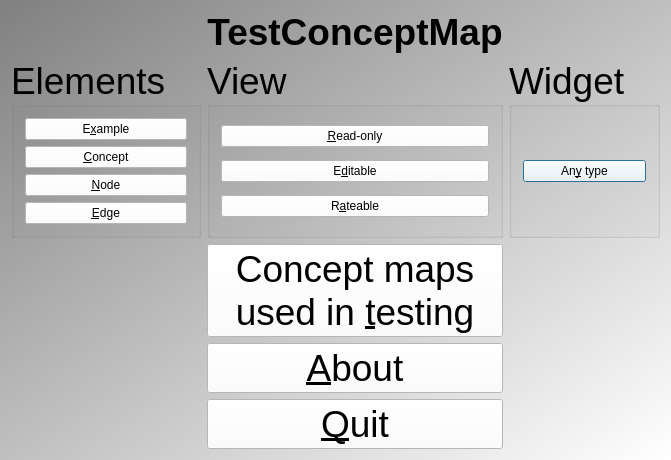
richelbilderbeek/ProjectRichelBilderbeek, file Tools/ToolTestConceptMap/qttestconceptmapmenudialog.ui: the form before one commit.
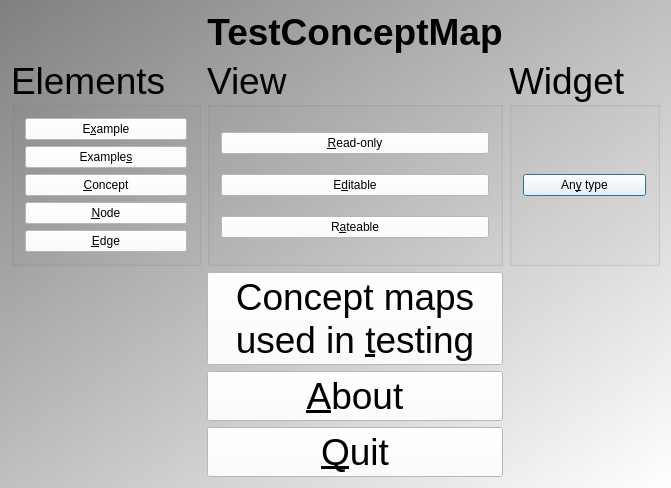
The form after the commit.

```diff
--- a/Tools/ToolTestConceptMap/qttestconceptmapmenudialog.ui
+++ b/Tools/ToolTestConceptMap/qttestconceptmapmenudialog.ui
@@ -6,8 +6,8 @@
    <rect>
     <x>0</x>
     <y>0</y>
-    <width>633</width>
-    <height>431</height>
+    <width>648</width>
+    <height>475</height>
    </rect>
   </property>
   <property name="font">
@@ -76,6 +76,13 @@
         </property>
        </widget>
       </item>
+      <item>
+       <widget class="QPushButton" name="button_examples">
+        <property name="text">
+         <string>Example&amp;s</string>
+        </property>
+       </widget>
+      </item>
       <item>
        <widget class="QPushButton" name="button_concept">
         <property name="text">
```
